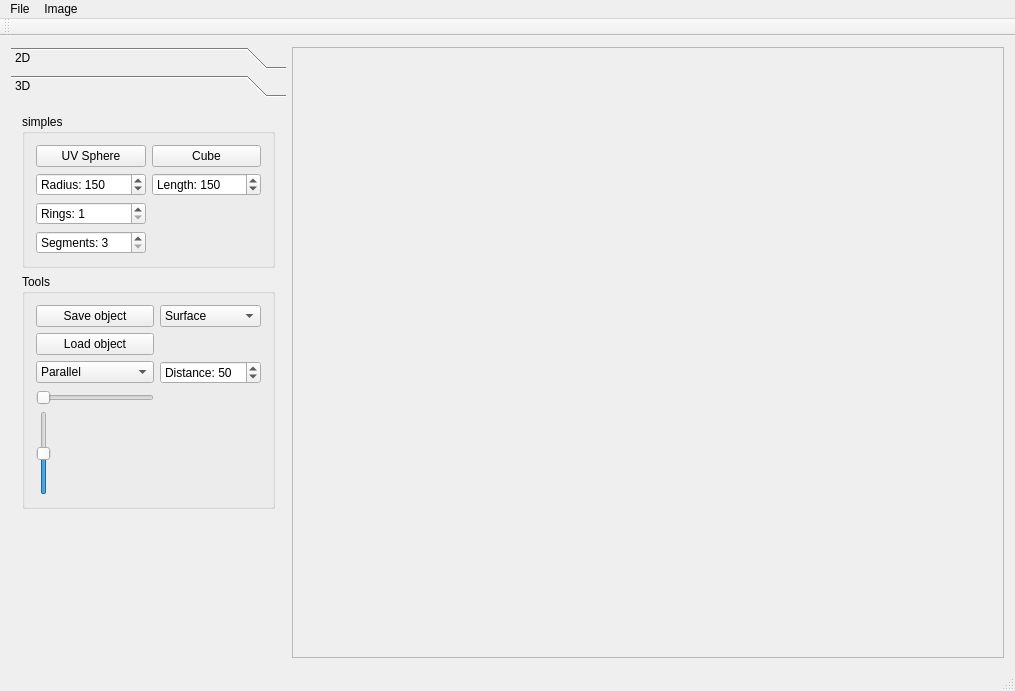
This is src/ImageViewer.ui in IDemandASandwich/ImageViewer as Qt 5 draws it before an edit. The edited form follows.
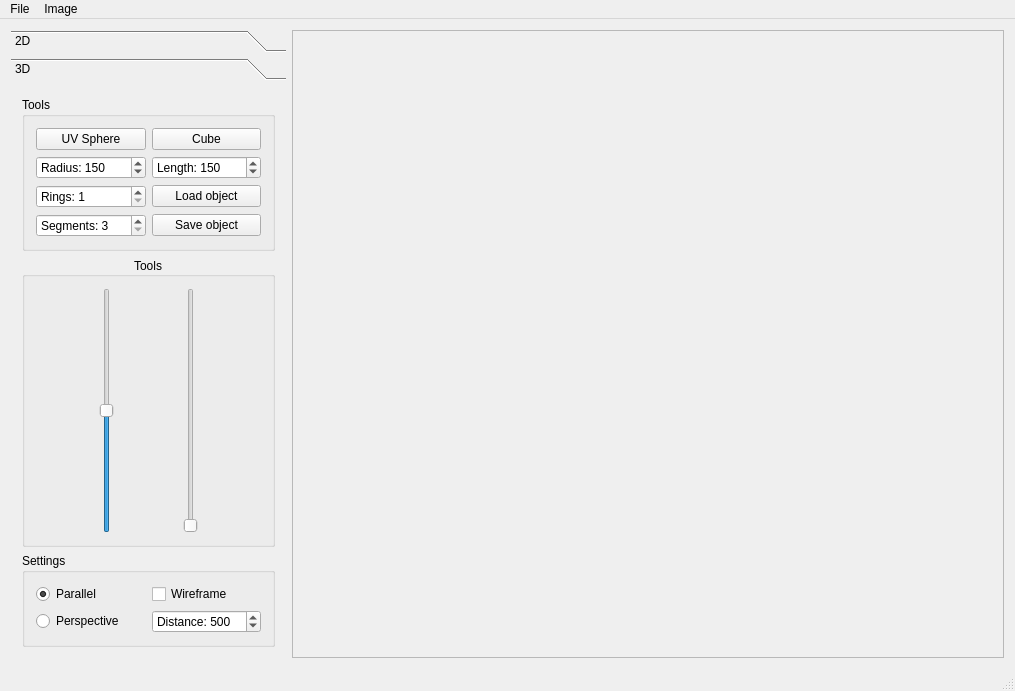
This is the edited form.

Commit message: Added perspective render

The edit to the form file:
```diff
--- a/src/ImageViewer.ui
+++ b/src/ImageViewer.ui
@@ -41,7 +41,7 @@
          <x>0</x>
          <y>0</y>
          <width>275</width>
-         <height>558</height>
+         <height>570</height>
         </rect>
        </property>
        <attribute name="label">
@@ -468,14 +468,14 @@
          <x>0</x>
          <y>0</y>
          <width>275</width>
-         <height>558</height>
+         <height>570</height>
         </rect>
        </property>
        <attribute name="label">
         <string>3D</string>
        </attribute>
-       <layout class="QVBoxLayout" name="verticalLayout_6">
-        <item>
+       <layout class="QGridLayout" name="gridLayout_8">
+        <item row="0" column="0">
          <layout class="QVBoxLayout" name="verticalLayout_5">
           <item>
            <widget class="QGroupBox" name="groupBoxSimples">
@@ -483,11 +483,27 @@
              <bool>true</bool>
             </property>
             <property name="title">
-             <string>simples</string>
+             <string>Tools</string>
             </property>
             <layout class="QVBoxLayout" name="verticalLayout">
              <item>
               <layout class="QGridLayout" name="gridLayout_7">
+               <item row="1" column="2">
+                <widget class="QSpinBox" name="spinBoxRadius">
+                 <property name="prefix">
+                  <string>Radius: </string>
+                 </property>
+                 <property name="minimum">
+                  <number>1</number>
+                 </property>
+                 <property name="maximum">
+                  <number>500</number>
+                 </property>
+                 <property name="value">
+                  <number>150</number>
+                 </property>
+                </widget>
+               </item>
                <item row="0" column="2">
                 <widget class="QPushButton" name="pushButtonUVSphere">
                  <property name="text">
@@ -495,7 +511,17 @@
                  </property>
                 </widget>
                </item>
-               <item row="0" column="3">
+               <item row="3" column="2">
+                <widget class="QSpinBox" name="spinBoxSegments">
+                 <property name="prefix">
+                  <string>Segments: </string>
+                 </property>
+                 <property name="minimum">
+                  <number>3</number>
+                 </property>
+                </widget>
+               </item>
+               <item row="0" column="4">
                 <widget class="QPushButton" name="pushButtonCube">
                  <property name="text">
                   <string>Cube</string>
@@ -512,23 +538,21 @@
                  </property>
                 </widget>
                </item>
-               <item row="1" column="2">
-                <widget class="QSpinBox" name="spinBoxRadius">
-                 <property name="prefix">
-                  <string>Radius: </string>
+               <item row="2" column="4">
+                <widget class="QPushButton" name="pushButtonLoad">
+                 <property name="text">
+                  <string>Load object</string>
                  </property>
-                 <property name="minimum">
-                  <number>1</number>
+                </widget>
+               </item>
+               <item row="3" column="4">
+                <widget class="QPushButton" name="pushButtonSave">
+                 <property name="text">
+                  <string>Save object</string>
                  </property>
-                 <property name="maximum">
-                  <number>500</number>
-                 </property>
-                 <property name="value">
-                  <number>150</number>
-                 </property>
                 </widget>
                </item>
-               <item row="1" column="3">
+               <item row="1" column="4">
                 <widget class="QSpinBox" name="spinBoxCubeSideLength">
                  <property name="suffix">
                   <string/>
@@ -547,16 +571,6 @@
                  </property>
                 </widget>
                </item>
-               <item row="3" column="2">
-                <widget class="QSpinBox" name="spinBoxSegments">
-                 <property name="prefix">
-                  <string>Segments: </string>
-                 </property>
-                 <property name="minimum">
-                  <number>3</number>
-                 </property>
-                </widget>
-               </item>
               </layout>
              </item>
             </layout>
@@ -564,7 +578,7 @@
           </item>
          </layout>
         </item>
-        <item>
+        <item row="2" column="0">
          <widget class="QGroupBox" name="groupBoxTools3D">
           <property name="layoutDirection">
            <enum>Qt::LeftToRight</enum>
@@ -572,53 +586,11 @@
           <property name="title">
            <string>Tools</string>
           </property>
-          <layout class="QGridLayout" name="gridLayout_6">
-           <item row="1" column="1">
-            <widget class="QPushButton" name="pushButtonLoad">
-             <property name="text">
-              <string>Load object</string>
-             </property>
-            </widget>
-           </item>
-           <item row="3" column="1">
-            <widget class="QSlider" name="horizontalSliderAzimuth">
-             <property name="maximum">
-              <number>360</number>
-             </property>
-             <property name="sliderPosition">
-              <number>0</number>
-             </property>
-             <property name="orientation">
-              <enum>Qt::Horizontal</enum>
-             </property>
-             <property name="tickPosition">
-              <enum>QSlider::NoTicks</enum>
-             </property>
-             <property name="tickInterval">
-              <number>0</number>
-             </property>
-            </widget>
-           </item>
-           <item row="0" column="2">
-            <widget class="QComboBox" name="comboBoxSaveRepresentation">
-             <item>
-              <property name="text">
-               <string>Surface</string>
-              </property>
-             </item>
-             <item>
-              <property name="text">
-               <string>Wireframe</string>
-              </property>
-             </item>
-             <item>
-              <property name="text">
-               <string>Points</string>
-              </property>
-             </item>
-            </widget>
-           </item>
-           <item row="6" column="1">
+          <property name="alignment">
+           <set>Qt::AlignCenter</set>
+          </property>
+          <layout class="QHBoxLayout" name="horizontalLayout_2">
+           <item>
             <widget class="QSlider" name="verticalSliderZenith">
              <property name="layoutDirection">
               <enum>Qt::LeftToRight</enum>
@@ -640,28 +612,43 @@
              </property>
             </widget>
            </item>
-           <item row="0" column="1">
-            <widget class="QPushButton" name="pushButtonSave">
+           <item>
+            <widget class="QSlider" name="horizontalSliderAzimuth">
+             <property name="maximum">
+              <number>360</number>
+             </property>
+             <property name="orientation">
+              <enum>Qt::Vertical</enum>
+             </property>
+            </widget>
+           </item>
+          </layout>
+         </widget>
+        </item>
+        <item row="3" column="0">
+         <widget class="QGroupBox" name="groupBox_2">
+          <property name="title">
+           <string>Settings</string>
+          </property>
+          <layout class="QGridLayout" name="gridLayout_10">
+           <item row="1" column="0">
+            <widget class="QRadioButton" name="radioButtonParallel">
              <property name="text">
-              <string>Save object</string>
+              <string>Parallel</string>
+             </property>
+             <property name="checked">
+              <bool>true</bool>
+             </property>
+            </widget>
+           </item>
+           <item row="2" column="0">
+            <widget class="QRadioButton" name="radioButtonPerspective">
+             <property name="text">
+              <string>Perspective</string>
              </property>
             </widget>
            </item>
            <item row="2" column="1">
-            <widget class="QComboBox" name="comboBoxProjectType">
-             <item>
-              <property name="text">
-               <string>Parallel</string>
-              </property>
-             </item>
-             <item>
-              <property name="text">
-               <string>Perspective</string>
-              </property>
-             </item>
-            </widget>
-           </item>
-           <item row="2" column="2">
             <widget class="QSpinBox" name="spinBoxDistance">
              <property name="prefix">
               <string>Distance: </string>
@@ -670,29 +657,29 @@
               <number>1</number>
              </property>
              <property name="maximum">
-              <number>500</number>
+              <number>5000</number>
+             </property>
+             <property name="singleStep">
+              <number>1</number>
+             </property>
+             <property name="stepType">
+              <enum>QAbstractSpinBox::AdaptiveDecimalStepType</enum>
              </property>
              <property name="value">
-              <number>50</number>
+              <number>500</number>
+             </property>
+            </widget>
+           </item>
+           <item row="1" column="1">
+            <widget class="QCheckBox" name="checkBoxWireframe">
+             <property name="text">
+              <string>Wireframe</string>
              </property>
             </widget>
            </item>
           </layout>
          </widget>
         </item>
-        <item>
-         <spacer name="verticalSpacer_2">
-          <property name="orientation">
-           <enum>Qt::Vertical</enum>
-          </property>
-          <property name="sizeHint" stdset="0">
-           <size>
-            <width>20</width>
-            <height>40</height>
-           </size>
-          </property>
-         </spacer>
-        </item>
        </layout>
       </widget>
      </widget>
@@ -711,7 +698,7 @@
          <x>0</x>
          <y>0</y>
          <width>714</width>
-         <height>616</height>
+         <height>628</height>
         </rect>
        </property>
       </widget>
@@ -746,14 +733,6 @@
    <addaction name="menuFile"/>
    <addaction name="menuImage"/>
   </widget>
-  <widget class="QToolBar" name="mainToolBar">
-   <attribute name="toolBarArea">
-    <enum>TopToolBarArea</enum>
-   </attribute>
-   <attribute name="toolBarBreak">
-    <bool>false</bool>
-   </attribute>
-  </widget>
   <widget class="QStatusBar" name="statusBar"/>
   <action name="actionOpen">
    <property name="text">
```
The commit also changes 4 other files.
